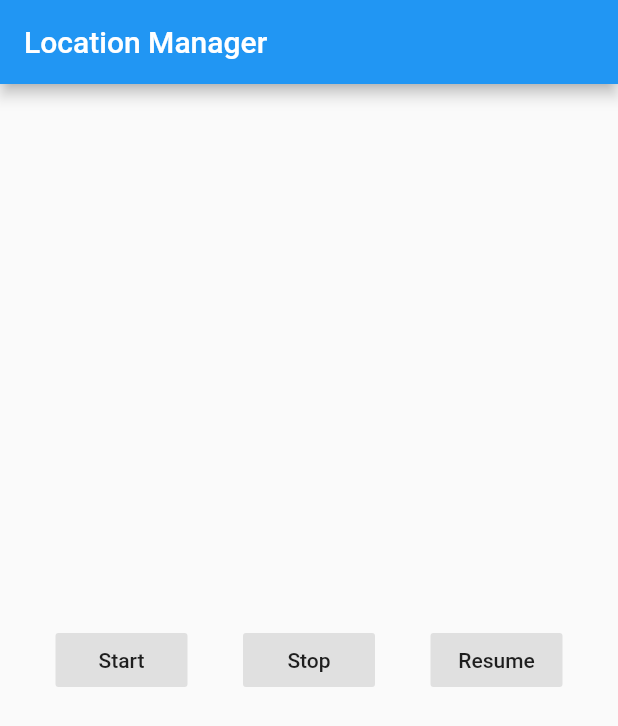
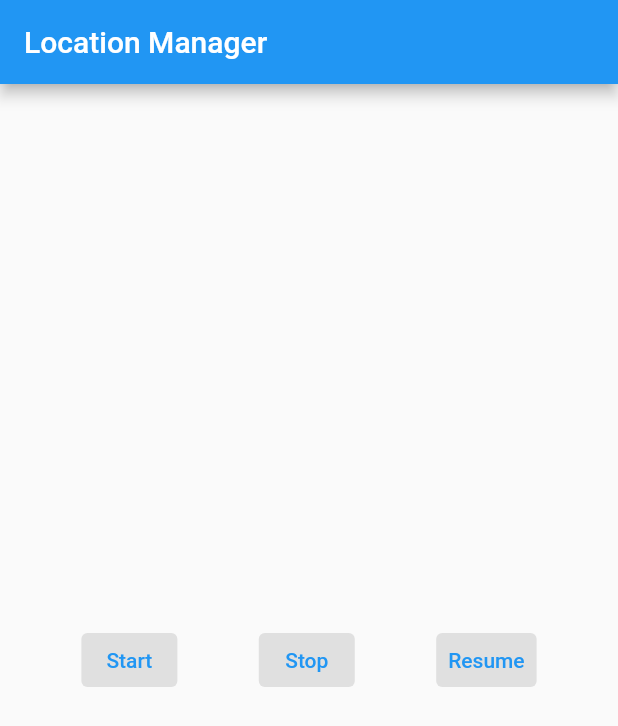
Before and after one commit to oneframemobile/location-manager-flutter, a Flutter app: the screen it shows after launch, on a phone screen of 412 x 824 dp. Shown: the top 726 px of the screen. Run offline on Flutter 3.47's test engine with Material 2 defaults, Android fonts, the phone set to English and light mode, and no system bars; our stand-ins replace google_maps_flutter, location, permission_handler; missing offline and left inert: location_permissions.

```diff
--- a/example/lib/main.dart
+++ b/example/lib/main.dart
@@ -41,22 +41,28 @@ class MyApp extends StatelessWidget {
             child: Row(
               mainAxisAlignment: MainAxisAlignment.spaceEvenly,
               children: <Widget>[
-                FlatButton(
-                  color: Colors.grey.shade300,
+                TextButton(
+                  style: ButtonStyle(
+                    backgroundColor: MaterialStateProperty.all<Color>(Colors.grey.shade300),
+                  ),
                   onPressed: () {
                     startService();
                   },
                   child: Text("Start"),
                 ),
-                FlatButton(
-                  color: Colors.grey.shade300,
+                TextButton(
+                  style: ButtonStyle(
+                    backgroundColor: MaterialStateProperty.all<Color>(Colors.grey.shade300),
+                  ),
                   onPressed: () {
                     stopService();
                   },
                   child: Text("Stop"),
                 ),
-                FlatButton(
-                  color: Colors.grey.shade300,
+                TextButton(
+                  style: ButtonStyle(
+                    backgroundColor: MaterialStateProperty.all<Color>(Colors.grey.shade300),
+                  ),
                   onPressed: () {
                     resumeService();
                   },
--- a/pubspec.yaml
+++ b/pubspec.yaml
@@ -9,9 +9,9 @@ environment:
 dependencies:
   flutter:
     sdk: flutter
-  google_maps_flutter: ^2.1.8
+  google_maps_flutter: ^2.2.1
   location: 4.4.0
-  permission_handler: 9.2.0
+  permission_handler: 10.2.0
   location_permissions: 4.0.0
 
 dev_dependencies:
```
Also changed, not shown: 4 other files.
